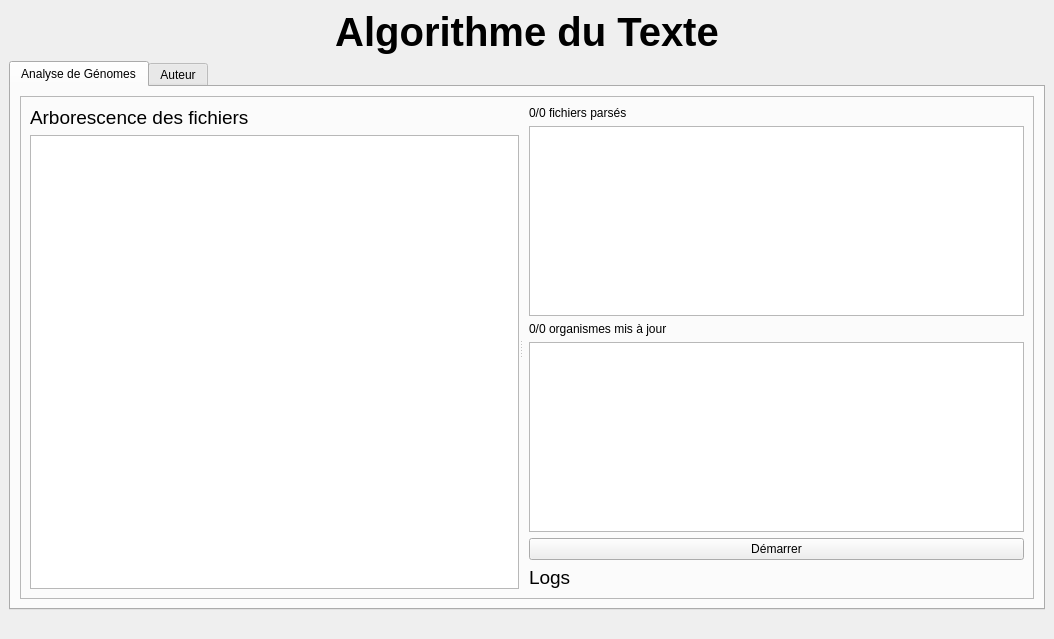
PotOfJam/ProjetAlgorithmesDuTexte, file src/app/application.ui: the form before one commit.
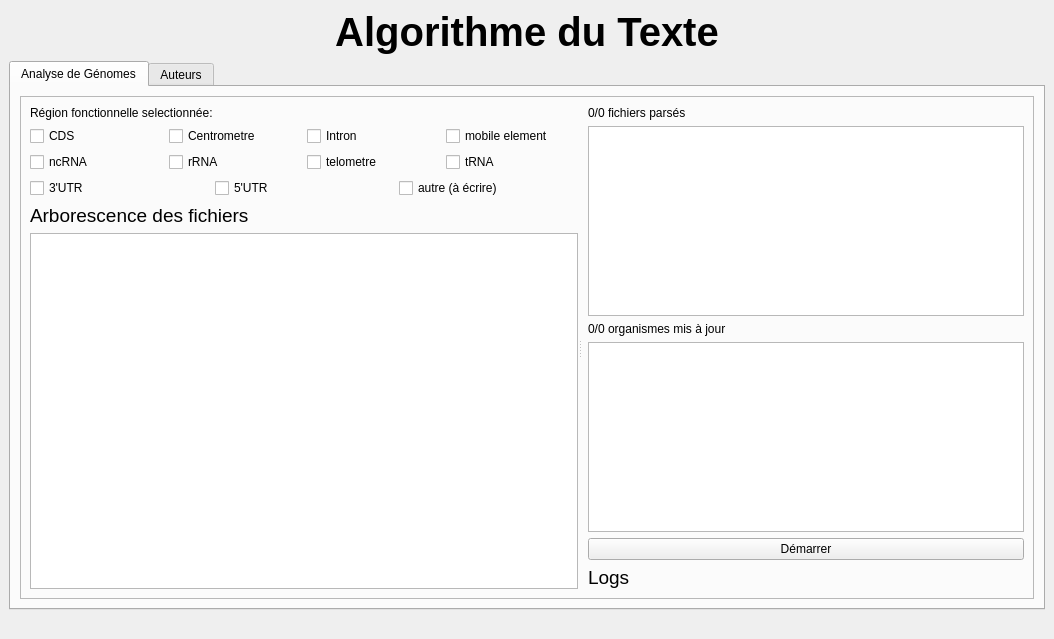
The form after the commit. Icons and pictures are not drawn.

Patch:
```diff
--- a/src/app/application.ui
+++ b/src/app/application.ui
@@ -50,6 +50,124 @@
                </property>
                <widget class="QWidget" name="layoutWidget">
                 <layout class="QVBoxLayout" name="verticalLayout_4">
+                 <item>
+                  <widget class="QLabel" name="label_10">
+                   <property name="text">
+                    <string>Région fonctionnelle selectionnée:</string>
+                   </property>
+                  </widget>
+                 </item>
+                 <item>
+                  <layout class="QVBoxLayout" name="verticalLayout_2">
+                   <item>
+                    <layout class="QHBoxLayout" name="horizontalLayout_6">
+                     <item>
+                      <widget class="QCheckBox" name="CDS">
+                       <property name="text">
+                        <string>CDS</string>
+                       </property>
+                      </widget>
+                     </item>
+                     <item>
+                      <widget class="QCheckBox" name="CENTRO">
+                       <property name="text">
+                        <string>Centrometre</string>
+                       </property>
+                      </widget>
+                     </item>
+                     <item>
+                      <widget class="QCheckBox" name="INTRON">
+                       <property name="text">
+                        <string>Intron</string>
+                       </property>
+                      </widget>
+                     </item>
+                     <item>
+                      <widget class="QCheckBox" name="MOBILE">
+                       <property name="text">
+                        <string>mobile element</string>
+                       </property>
+                      </widget>
+                     </item>
+                    </layout>
+                   </item>
+                   <item>
+                    <layout class="QHBoxLayout" name="horizontalLayout_4">
+                     <item>
+                      <widget class="QCheckBox" name="NC_RNA">
+                       <property name="text">
+                        <string>ncRNA</string>
+                       </property>
+                      </widget>
+                     </item>
+                     <item>
+                      <widget class="QCheckBox" name="R_RNA">
+                       <property name="text">
+                        <string>rRNA</string>
+                       </property>
+                      </widget>
+                     </item>
+                     <item>
+                      <widget class="QCheckBox" name="TELOMETRE">
+                       <property name="text">
+                        <string>telometre</string>
+                       </property>
+                      </widget>
+                     </item>
+                     <item>
+                      <widget class="QCheckBox" name="T_RNA">
+                       <property name="text">
+                        <string>tRNA</string>
+                       </property>
+                      </widget>
+                     </item>
+                    </layout>
+                   </item>
+                   <item>
+                    <layout class="QHBoxLayout" name="horizontalLayout_5">
+                     <item>
+                      <widget class="QCheckBox" name="UTR_3">
+                       <property name="maximumSize">
+                        <size>
+                         <width>242</width>
+                         <height>16777215</height>
+                        </size>
+                       </property>
+                       <property name="text">
+                        <string>3'UTR</string>
+                       </property>
+                      </widget>
+                     </item>
+                     <item>
+                      <widget class="QCheckBox" name="UTR_5">
+                       <property name="maximumSize">
+                        <size>
+                         <width>242</width>
+                         <height>16777215</height>
+                        </size>
+                       </property>
+                       <property name="text">
+                        <string>5'UTR</string>
+                       </property>
+                      </widget>
+                     </item>
+                     <item>
+                      <widget class="QCheckBox" name="OTHER">
+                       <property name="maximumSize">
+                        <size>
+                         <width>242</width>
+                         <height>16777215</height>
+                        </size>
+                       </property>
+                       <property name="text">
+                        <string>autre (à écrire)</string>
+                       </property>
+                      </widget>
+                     </item>
+                    </layout>
+                   </item>
+                  </layout>
+                 </item>
                  <item>
                   <widget class="QLabel" name="label_6">
                    <property name="text">
@@ -123,7 +241,7 @@
       </widget>
       <widget class="QWidget" name="author">
        <attribute name="title">
-        <string>Auteur</string>
+        <string>Auteurs</string>
        </attribute>
        <widget class="QLabel" name="bg_author">
         <property name="geometry">
```
Left out of the diff: 11 changed lines with no effect on the pictures.
